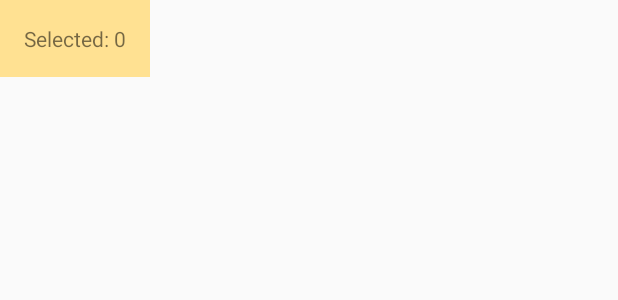
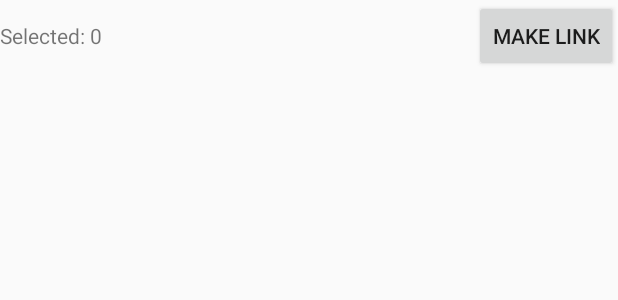
Before and after one commit to maksudnurullaev/awsomelinks, an Android app: the layout select_bar.xml on its own in the app's theme, with its tools: preview values and no code run, on a phone screen of 412 x 824 dp. Shown: the top 300 px of the screen. Run offline under Robolectric (Android 15) with nearby library versions, the phone set to English and light mode, and no system bars.

```diff
--- a/app/src/main/java/com/awsomelink/base/ContactsFragmentBase.java
+++ b/app/src/main/java/com/awsomelink/base/ContactsFragmentBase.java
@@ -92,6 +92,7 @@ public class ContactsFragmentBase extends ListFragment
         super.onViewCreated(view, savedInstanceState);
         mSearchView = (SearchView)getActivity().findViewById(R.id.searchView);
         if( mSearchView != null ){ mSearchView.setOnQueryTextListener(this); }
+        updateHeader();
     }
 
     @Override
--- a/app/src/main/res/layout/select_bar.xml
+++ b/app/src/main/res/layout/select_bar.xml
@@ -1,33 +1,43 @@
-<LinearLayout xmlns:android="http://schemas.android.com/apk/res/android"
-    xmlns:tools="http://schemas.android.com/tools"
-    android:layout_width="wrap_content"
-    android:layout_height="wrap_content"
-    android:paddingLeft="@dimen/activity_horizontal_margin"
-    android:paddingRight="@dimen/activity_horizontal_margin"
-    android:paddingTop="@dimen/activity_vertical_margin"
-    android:paddingBottom="@dimen/activity_vertical_margin"
-    tools:context="com.awsomelink.ContactsActivity"
-    android:orientation="horizontal"
-    android:gravity="center_vertical"
-    android:background="#ffffe192">
+<?xml version="1.0" encoding="utf-8"?>
+<RelativeLayout xmlns:android="http://schemas.android.com/apk/res/android"
+    android:layout_width="fill_parent"
+    android:layout_height="wrap_content" >
+
+    <Button
+        style="?android:attr/buttonStyleSmall"
+        android:layout_width="wrap_content"
+        android:layout_height="wrap_content"
+        android:text="@string/Make_link"
+        android:id="@+id/button"
+        android:layout_alignParentTop="true"
+        android:layout_alignParentRight="true"
+        android:layout_alignParentEnd="true" />
 
     <TextView
         android:layout_width="wrap_content"
         android:layout_height="wrap_content"
-        android:text="@string/Selected" />
+        android:text="@string/Selected"
+        android:id="@+id/textView3"
+        android:layout_alignBaseline="@+id/button"
+        android:layout_alignBottom="@+id/button"
+        android:layout_alignParentLeft="true"
+        android:layout_alignParentStart="true" />
 
     <TextView
         android:layout_width="wrap_content"
         android:layout_height="wrap_content"
-        android:textAppearance="?android:attr/textAppearanceSmall"
         android:text=": "
-        android:autoText="true" />
+        android:id="@+id/textView4"
+        android:layout_centerVertical="true"
+        android:layout_toRightOf="@+id/textView3"
+        android:layout_toEndOf="@+id/textView3" />
 
     <TextView
         android:layout_width="wrap_content"
         android:layout_height="wrap_content"
-        android:textAppearance="?android:attr/textAppearanceSmall"
         android:text="0"
-        android:id="@+id/selected_items_count_view" />
-
-</LinearLayout>
+        android:id="@+id/selected_items_count_view"
+        android:layout_centerVertical="true"
+        android:layout_toRightOf="@+id/textView4"
+        android:layout_toEndOf="@+id/textView4" />
+</RelativeLayout>
--- a/app/src/main/res/values/strings.xml
+++ b/app/src/main/res/values/strings.xml
@@ -23,4 +23,5 @@
     <string name="select_none">Select none</string>
     <string name="select_reverse">Reverse selection</string>
     <string name="loading">Loading…</string>
+    <string name="Make_link">Make link</string>
 </resources>
```
Also changed, not shown: app/src/main/java/com/awsomelink/OutboxFragment.java (+7 -28 lines), app/src/main/java/com/awsomelink/db/wildsql/WildSQLBase.java (+25 -1 lines), 1 other file.
